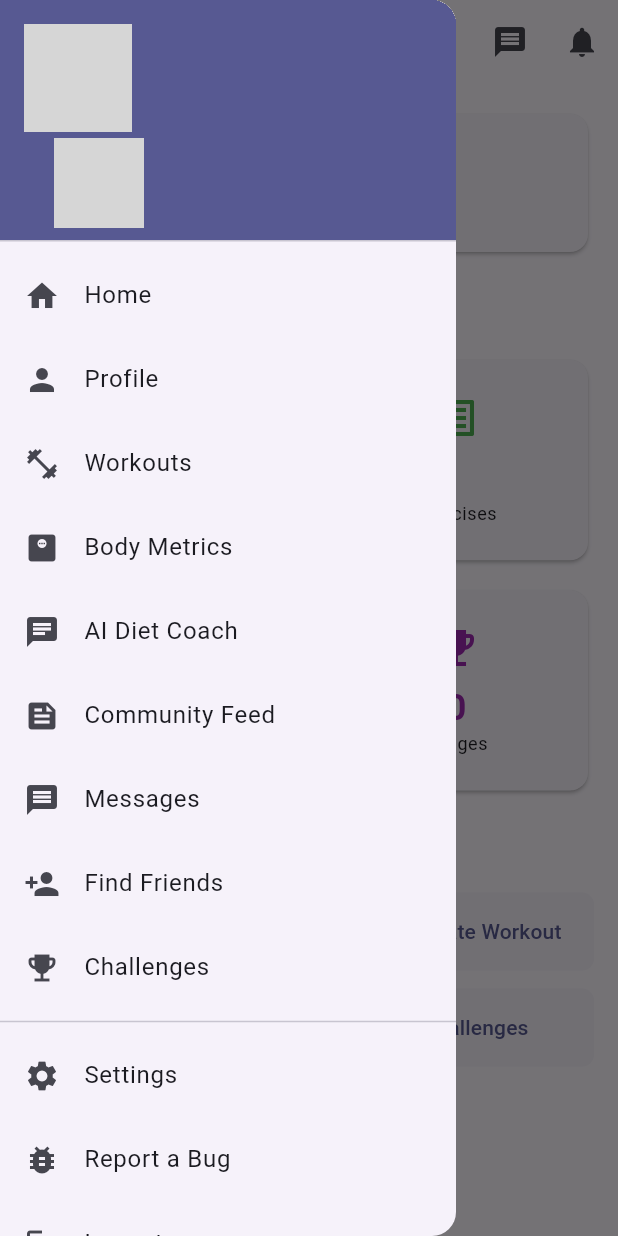
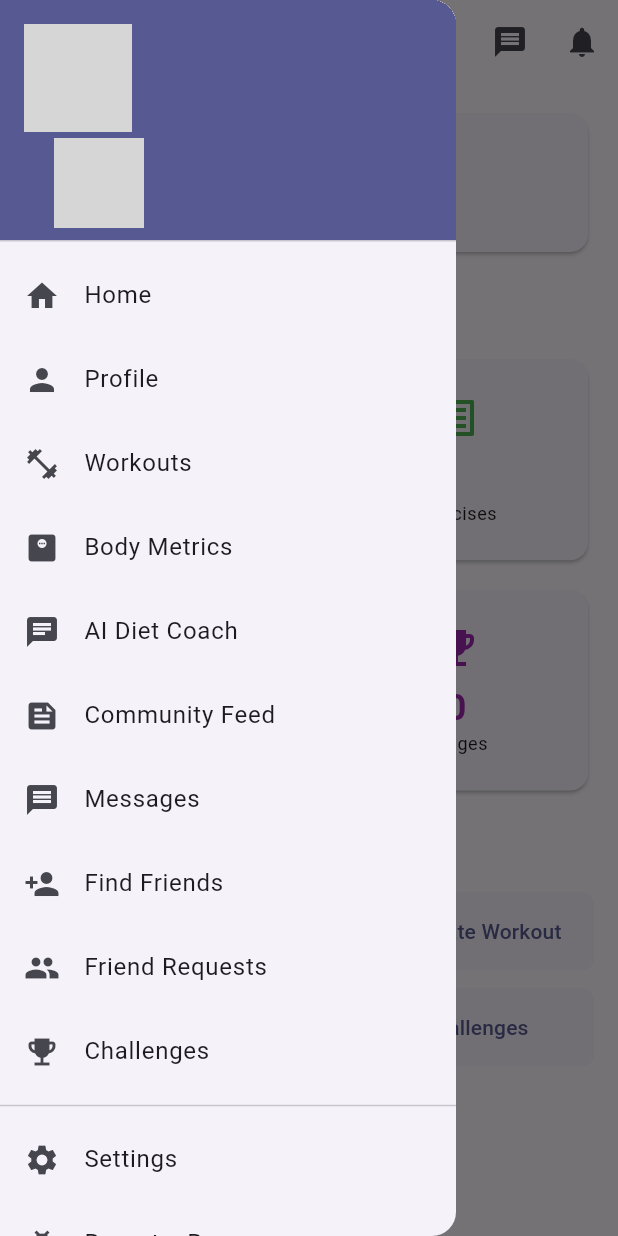
Before and after one commit to JashThakkar/Atlas, a Flutter app: the screen it shows once a user with an empty profile is signed in, with the side drawer open, on a phone screen of 412 x 824 dp. Run offline on Flutter 3.47's test engine with Material 3 defaults, Android fonts, the phone set to English and light mode, and no system bars; our stand-ins replace cached_network_image, cloud_firestore, firebase_auth, firebase_core, firebase_storage, fl_chart and 8 more; accounts and stored records are empty; network calls fail; grey boxes are pictures that could not be loaded.

Commit message:
fix: friend request system - add drawer navigation, duplicate guard, and persistent pending state
Co-authored-by: Ning0233 <162058870+Ning0233@users.noreply.github.com>

```diff
--- a/lib/widgets/app_drawer.dart
+++ b/lib/widgets/app_drawer.dart
@@ -2,6 +2,7 @@ import 'package:flutter/material.dart';
 import 'package:flutter_riverpod/flutter_riverpod.dart';
 import 'package:go_router/go_router.dart';
 import '../../providers/auth_provider.dart';
+import '../../providers/social_provider.dart';
 
 class AppDrawer extends ConsumerWidget {
   const AppDrawer({super.key});
@@ -12,7 +13,14 @@ class AppDrawer extends ConsumerWidget {
 
     return Drawer(
       child: currentUserAsync.when(
-        data: (user) => ListView(
+        data: (user) {
+          final incomingAsync = user != null
+              ? ref.watch(incomingFriendRequestsProvider(user.uid))
+              : null;
+          final incomingCount =
+              incomingAsync?.value?.length ?? 0;
+
+          return ListView(
             padding: EdgeInsets.zero,
             children: [
               UserAccountsDrawerHeader(
@@ -92,6 +100,32 @@ class AppDrawer extends ConsumerWidget {
                 },
               ),
               ListTile(
+                leading: Badge(
+                  isLabelVisible: incomingCount > 0,
+                  label: Text(incomingCount.toString()),
+                  child: const Icon(Icons.group),
+                ),
+                title: const Text('Friend Requests'),
+                trailing: incomingCount > 0
+                    ? CircleAvatar(
+                        radius: 11,
+                        backgroundColor: Theme.of(context).colorScheme.error,
+                        child: Text(
+                          incomingCount.toString(),
+                          style: const TextStyle(
+                            color: Colors.white,
+                            fontSize: 12,
+                            fontWeight: FontWeight.bold,
+                          ),
+                        ),
+                      )
+                    : null,
+                onTap: () {
+                  Navigator.pop(context);
+                  context.push('/friend-requests');
+                },
+              ),
+              ListTile(
                 leading: const Icon(Icons.emoji_events),
                 title: const Text('Challenges'),
                 onTap: () {
@@ -140,7 +174,8 @@ class AppDrawer extends ConsumerWidget {
                 },
               ),
             ],
-        ),
+          );
+        },
         loading: () => const Center(child: CircularProgressIndicator()),
         error: (_, __) => const Center(child: Text('Error')),
       ),
```
Also changed, not shown: lib/screens/social/discover_friends_screen.dart (+46 -8 lines), lib/services/social_service.dart (+55 -2 lines). Lines whose indentation alone changed are shown as unchanged.
